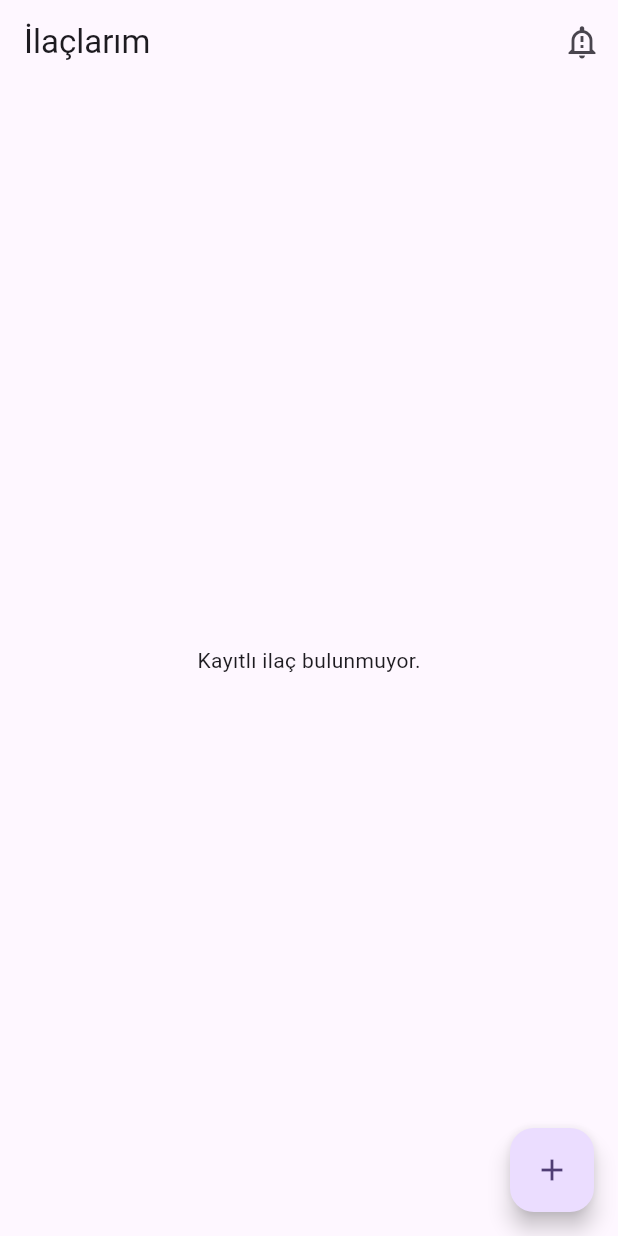
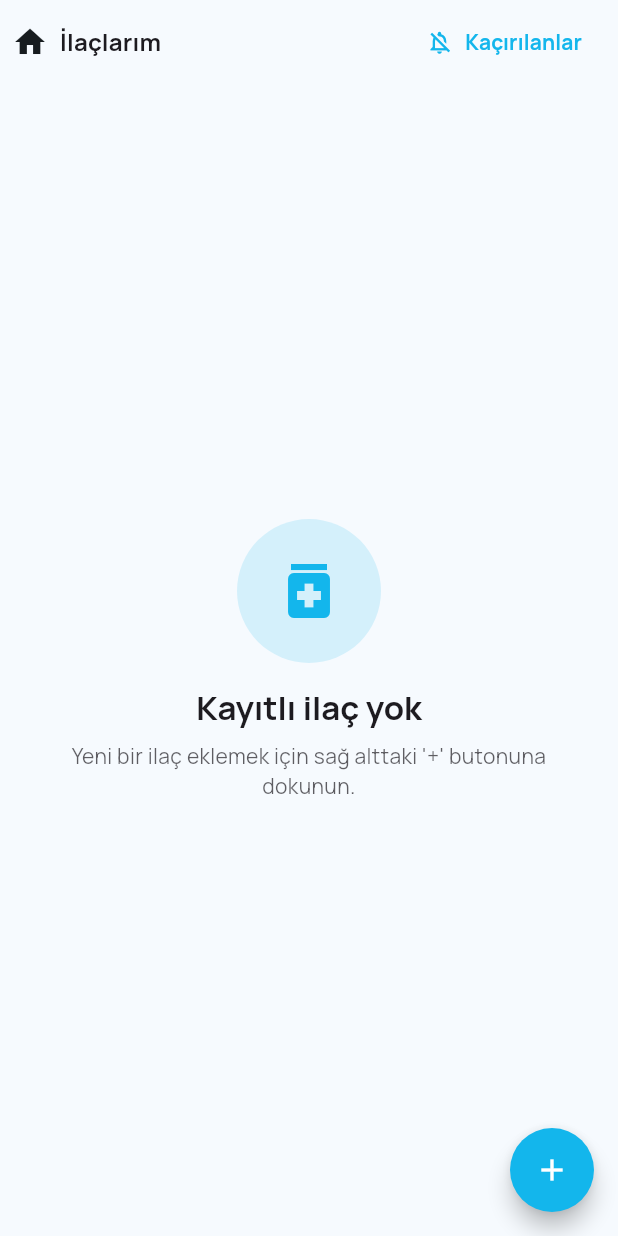
Before and after one commit to enesarat/sifakapp, a Flutter app: the screen it shows after launch, on a phone screen of 412 x 824 dp. Run offline on Flutter 3.47's test engine with Material 3 defaults, Android fonts, the phone set to English and light mode, and no system bars; our stand-ins replace awesome_notifications, flutter_bloc, flutter_local_notifications, flutter_timezone, get_it, go_router and 5 more; missing offline and left inert: workmanager; accounts and stored records are empty.

Commit message:
Contains: Enhance medication list UI with improved theming, add Google Fonts support, and refine empty state display

```diff
--- a/lib/features/medication_reminder/presentation/pages/medication_list/medication_list_page.dart
+++ b/lib/features/medication_reminder/presentation/pages/medication_list/medication_list_page.dart
@@ -8,10 +8,12 @@ class MedicationListPage extends StatelessWidget {
 
   @override
   Widget build(BuildContext context) {
-    return const Scaffold(
-      appBar: MedicationListAppBar(),
-      body: MedicationListBody(),
-      floatingActionButton: AddMedicationFab(),
+    final cs = Theme.of(context).colorScheme;
+    return Scaffold(
+      backgroundColor: cs.surface,
+      appBar: const MedicationListAppBar(),
+      body: const MedicationListBody(),
+      floatingActionButton: const AddMedicationFab(),
     );
   }
 }
--- a/lib/features/medication_reminder/presentation/pages/medication_list/widgets/add_medication_fab.dart
+++ b/lib/features/medication_reminder/presentation/pages/medication_list/widgets/add_medication_fab.dart
@@ -25,6 +25,9 @@ class AddMedicationFab extends StatelessWidget {
           context.read<MedicationBloc>().add(FetchAllMedications());
         }
       },
+      shape: const CircleBorder(),
+      backgroundColor: Theme.of(context).colorScheme.primary,
+      foregroundColor: Colors.white,
       child: const Icon(Icons.add),
     );
   }
--- a/lib/features/medication_reminder/presentation/pages/medication_list/widgets/empty_medication_state.dart
+++ b/lib/features/medication_reminder/presentation/pages/medication_list/widgets/empty_medication_state.dart
@@ -5,6 +5,33 @@ class EmptyMedicationState extends StatelessWidget {
 
   @override
   Widget build(BuildContext context) {
-    return const Center(child: Text('Kayıtlı ilaç bulunmuyor.'));
+    final cs = Theme.of(context).colorScheme;
+    return Center(
+      child: Padding(
+        padding: const EdgeInsets.all(24.0),
+        child: Column(
+          mainAxisSize: MainAxisSize.min,
+          children: [
+            Container(
+              width: 96,
+              height: 96,
+              decoration: BoxDecoration(
+                color: cs.primary.withOpacity(0.15),
+                shape: BoxShape.circle,
+              ),
+              child: Icon(Icons.medication, color: cs.primary, size: 48),
+            ),
+            const SizedBox(height: 16),
+            Text('Kayıtlı ilaç yok', style: Theme.of(context).textTheme.titleLarge?.copyWith(fontWeight: FontWeight.bold)),
+            const SizedBox(height: 8),
+            Text(
+              "Yeni bir ilaç eklemek için sağ alttaki '+' butonuna dokunun.",
+              textAlign: TextAlign.center,
+              style: Theme.of(context).textTheme.bodyMedium?.copyWith(color: Theme.of(context).textTheme.bodyMedium?.color?.withOpacity(0.7)),
+            ),
+          ],
+        ),
+      ),
+    );
   }
 }
--- a/lib/features/medication_reminder/presentation/pages/medication_list/widgets/medication_list_appbar.dart
+++ b/lib/features/medication_reminder/presentation/pages/medication_list/widgets/medication_list_appbar.dart
@@ -10,16 +10,33 @@ class MedicationListAppBar extends StatelessWidget implements PreferredSizeWidge
 
   @override
   Widget build(BuildContext context) {
+    final cs = Theme.of(context).colorScheme;
     return AppBar(
-      title: const Text('İlaçlarım'),
+      titleSpacing: 0,
+      title: Row(
+        children: [
+          const SizedBox(width: 8),
+          Icon(Icons.home, color: cs.onSurface),
+          const SizedBox(width: 8),
+          Text(
+            'İlaçlarım',
+            style: Theme.of(context)
+                .textTheme
+                .titleMedium
+                ?.copyWith(fontWeight: FontWeight.bold),
+          ),
+        ],
+      ),
       actions: [
-        IconButton(
-          tooltip: 'Kaçırılan dozlar',
-          icon: const Icon(Icons.notification_important_outlined),
-          onPressed: () {
-            context.push(const MissedDosesRoute().location);
-          },
+        TextButton.icon(
+          onPressed: () => context.push(const MissedDosesRoute().location),
+          icon: Icon(Icons.notifications_off_outlined, color: cs.primary),
+          label: Text(
+            'Kaçırılanlar',
+            style: TextStyle(color: cs.primary, fontWeight: FontWeight.bold),
+          ),
         ),
+        const SizedBox(width: 8),
       ],
     );
   }
--- a/lib/main.dart
+++ b/lib/main.dart
@@ -1,4 +1,5 @@
 import 'package:flutter/material.dart';
+import 'package:google_fonts/google_fonts.dart';
 import 'package:flutter_bloc/flutter_bloc.dart';
 import 'package:go_router/go_router.dart';
 import 'package:flutter_local_notifications/flutter_local_notifications.dart';
@@ -146,11 +147,44 @@ class _MyAppState extends State<MyApp> {
   @override
   Widget build(BuildContext context) {
     return MaterialApp.router(
-      title: 'Ilac Hatirlatici',
-      theme: ThemeData(
-        colorScheme: ColorScheme.fromSeed(seedColor: Colors.deepPurple),
-      ),
+      title: 'İlaç Hatırlatıcı',
+      theme: _buildTheme(Brightness.light),
+      darkTheme: _buildTheme(Brightness.dark),
       routerConfig: _router,
     );
   }
 }
+
+
+
+
+
+
+ThemeData _buildTheme(Brightness brightness) {
+  const primary = Color(0xFF13B6EC);
+  final base = ThemeData(brightness: brightness, useMaterial3: true);
+  final scheme = ColorScheme.fromSeed(
+    seedColor: primary,
+    brightness: brightness,
+  );
+  final schemeFixed = scheme.copyWith(primary: primary);
+  return base.copyWith(
+    colorScheme: schemeFixed,
+    primaryColor: primary,
+    textTheme: GoogleFonts.manropeTextTheme(base.textTheme),
+    appBarTheme: base.appBarTheme.copyWith(
+      backgroundColor: scheme.surface,
+      foregroundColor: scheme.onSurface,
+      elevation: 0,
+    ),
+    floatingActionButtonTheme: base.floatingActionButtonTheme.copyWith(
+      backgroundColor: primary,
+      foregroundColor: Colors.white,
+    ),
+    cardTheme: base.cardTheme.copyWith(
+      color: brightness == Brightness.light ? Colors.white : const Color(0xFF2D2F34),
+      elevation: 2,
+      shape: RoundedRectangleBorder(borderRadius: BorderRadius.circular(26)),
+    ),
+  );
+}
```
Also changed, not shown: lib/features/medication_reminder/presentation/pages/medication_list/widgets/medication_list_item.dart (+122 -56 lines), pubspec.yaml (+5 -3 lines), pubspec.lock.
